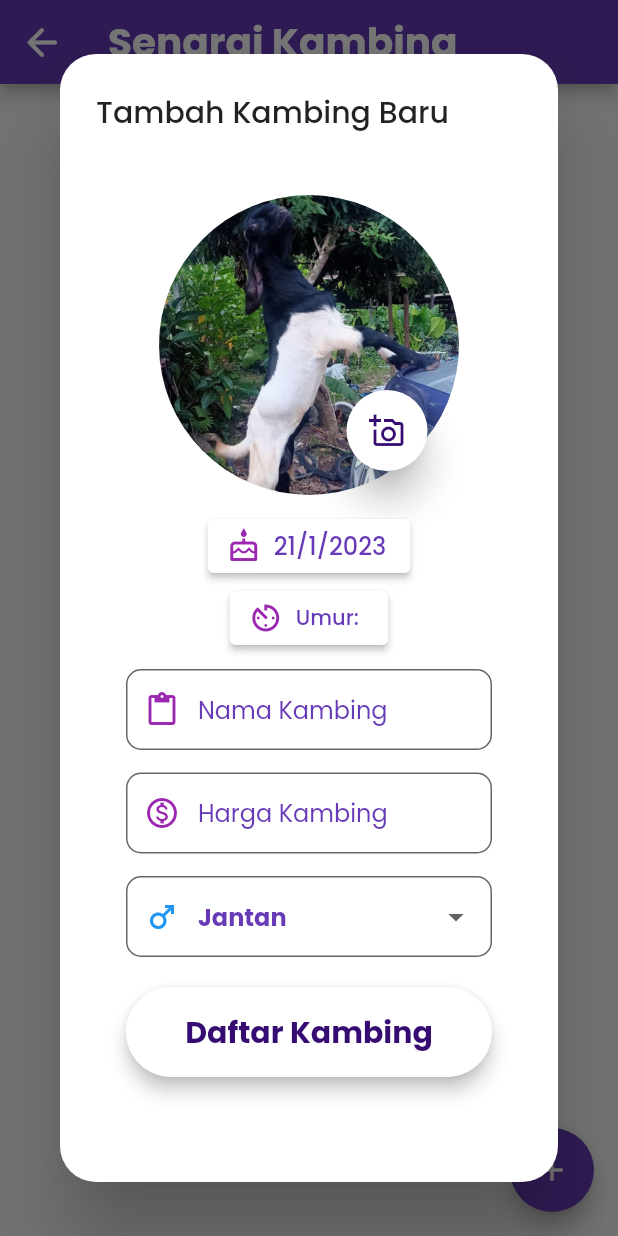
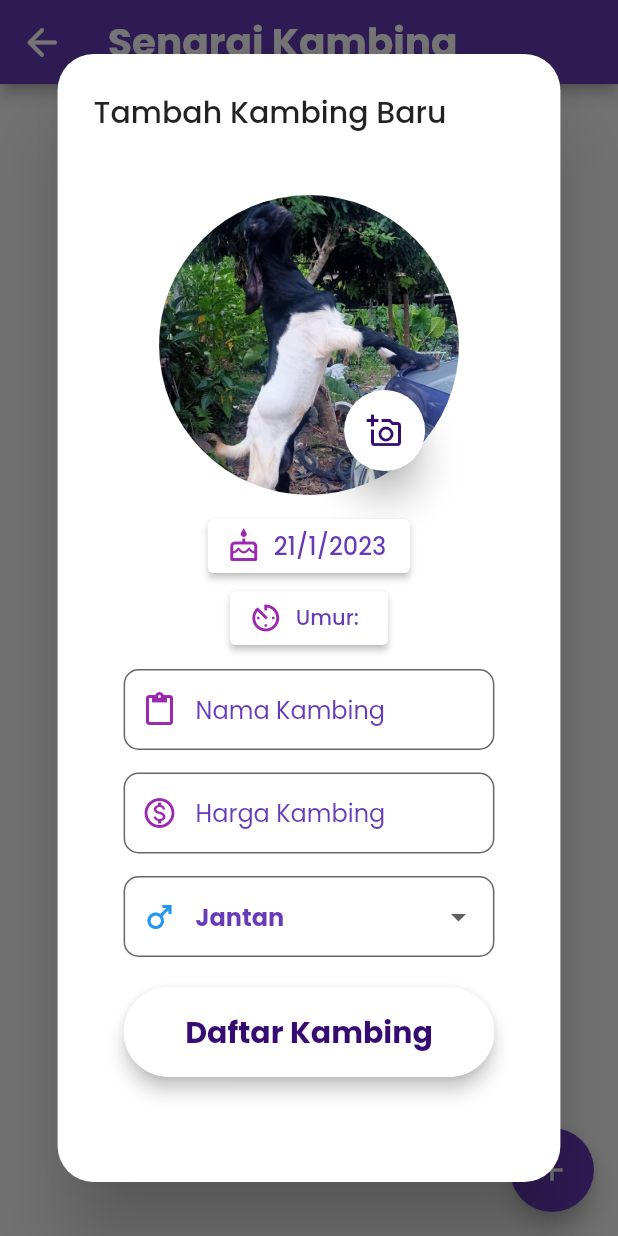
Before and after one commit to datsabahandude/kambing_padula, a Flutter app: the kambing_list screen opened directly, after a tap on the "add" icon, on a phone screen of 412 x 824 dp. Run offline on Flutter 3.47's test engine with Material 2 defaults, Android fonts, the phone set to English and light mode, and no system bars; our stand-ins replace easy_localization, flutter_inset_box_shadow, fluttertoast, google_fonts, hive, hive_flutter and 1 more; accounts and stored records are empty.

Commit message:
inset zero #1

```diff
--- a/lib/add_kambing/KambingDialog.dart
+++ b/lib/add_kambing/KambingDialog.dart
@@ -186,6 +186,7 @@ class _KambingDialogState extends State<KambingDialog>
     final isEditing = widget.kambing != null;
     final title = isEditing ? 'Ubah Maklumat' : 'Tambah Kambing Baru';
     return AlertDialog(
+      insetPadding: EdgeInsets.zero,
       shape: RoundedRectangleBorder(borderRadius: BorderRadius.circular(24)),
       title: Text(
         title,
```
